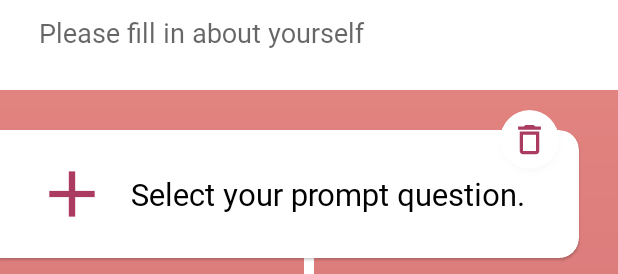
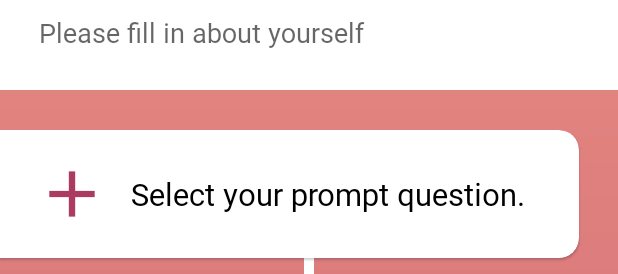
Before and after one commit to AhmedTHossain/oho-adnroid, an Android app: the layout activity_complete_profile.xml on its own in the app's theme, with its tools: preview values and no code run, on a phone screen of 412 x 824 dp. Shown: the part 959-1233 px from the top of the screen. Run offline under Robolectric (Android 15) with nearby library versions, the phone set to English and light mode, and no system bars.

Commit message:
CompleteProfileActivity - Ui changed

```diff
--- a/app/src/main/java/com/oho/oho/views/CompleteProfileActivity.java
+++ b/app/src/main/java/com/oho/oho/views/CompleteProfileActivity.java
@@ -111,6 +111,7 @@ public class CompleteProfileActivity extends AppCompatActivity implements View.O
         raceText.setText(userProfile.getRace());
 
         buttonPickImage.setOnClickListener(this);
+        profileImageVIew.setOnClickListener(this);
         buttonPickFirstImage.setOnClickListener(this);
         buttonPickSecondImage.setOnClickListener(this);
         buttonPickThirdImage.setOnClickListener(this);
@@ -181,7 +182,7 @@ public class CompleteProfileActivity extends AppCompatActivity implements View.O
 
     @Override
     public void onClick(View v) {
-        if (v.getId() == R.id.button_pick_profile_image )
+        if (v.getId() == R.id.button_pick_profile_image || v.getId() == R.id.profile_image_view)
             showBottomSheetDialog("profile");
         if (v.getId() == R.id.button_pick_first_image )
             showBottomSheetDialog("first");
@@ -268,4 +269,10 @@ public class CompleteProfileActivity extends AppCompatActivity implements View.O
     public void navigateToPromptQuestionActivity(){
         startActivity(new Intent(this, PromptQuestionActivity.class));
     }
+
+    //function to convert height input to centimeters
+    private String convertHeightFromCm(double height){
+        double height_in_inch = height / 2.54;
+        return String.valueOf(height_in_inch);
+    }
 }
--- a/app/src/main/java/com/oho/oho/views/registration/DobInputFragment.java
+++ b/app/src/main/java/com/oho/oho/views/registration/DobInputFragment.java
@@ -129,14 +129,16 @@ public class DobInputFragment extends Fragment {
                 profileData = profile;
                 dobInput = profile.getDob();
 
-                String[] dobArray = dobInput.split("/");
+                if(dobInput != null) {
+                    String[] dobArray = dobInput.split("/");
 
-                dayPicker.setValue(Integer.parseInt(dobArray[1]));
-                yearPicker.setValue(Integer.parseInt(dobArray[dobArray.length-1]));
+                    dayPicker.setValue(Integer.parseInt(dobArray[1]));
+                    yearPicker.setValue(Integer.parseInt(dobArray[dobArray.length - 1]));
 
-                String ageText = profile.getAge() + " years";
-                ageTextView.setText(ageText);
-                ageCard.setVisibility(View.VISIBLE);
+                    String ageText = profile.getAge() + " years";
+                    ageTextView.setText(ageText);
+                    ageCard.setVisibility(View.VISIBLE);
+                }
             }
         });
     }
--- a/app/src/main/res/layout/activity_complete_profile.xml
+++ b/app/src/main/res/layout/activity_complete_profile.xml
@@ -64,7 +64,8 @@
                 android:clickable="true"
                 android:focusable="true"
                 android:visibility="visible"
-                app:cardCornerRadius="@dimen/_500sdp">
+                app:cardCornerRadius="@dimen/_500sdp"
+                app:cardBackgroundColor="@color/white">
 
                 <ImageView
                     android:layout_width="@dimen/_50sdp"
@@ -82,7 +83,7 @@
                 android:clickable="true"
                 android:focusable="true"
                 android:src="@drawable/ic_add"
-                android:visibility="gone"/>
+                android:visibility="gone" />
 
             <LinearLayout
                 android:layout_width="match_parent"
@@ -134,7 +135,8 @@
                 <androidx.cardview.widget.CardView
                     android:layout_width="match_parent"
                     android:layout_height="wrap_content"
-                    android:layout_marginEnd="@dimen/_20sdp">
+                    android:layout_marginEnd="@dimen/_20sdp"
+                    app:cardBackgroundColor="@color/white">
 
                     <LinearLayout
                         android:layout_width="match_parent"
@@ -263,27 +265,14 @@
             android:layout_height="wrap_content"
             android:background="@android:color/transparent">
 
-            <androidx.cardview.widget.CardView
-                android:layout_width="@dimen/_30sdp"
-                android:layout_height="@dimen/_30sdp"
-                android:layout_alignEnd="@id/card_prompt_question_1"
-                android:layout_marginEnd="@dimen/_10sdp"
-                app:cardCornerRadius="@dimen/_100sdp">
-
-                <ImageView
-                    android:layout_width="@dimen/_20sdp"
-                    android:layout_height="@dimen/_20sdp"
-                    android:layout_gravity="center"
-                    android:src="@drawable/ic_delete" />
-            </androidx.cardview.widget.CardView>
-
             <com.google.android.material.card.MaterialCardView
                 android:id="@+id/card_prompt_question_1"
                 style="@style/CustomCardViewStyle"
                 android:layout_width="match_parent"
                 android:layout_height="wrap_content"
                 android:layout_alignEnd="@id/card_image_caption_1"
-                android:layout_marginTop="@dimen/_10sdp">
+                android:layout_marginTop="@dimen/_10sdp"
+                app:cardBackgroundColor="@color/white">
 
                 <LinearLayout
                     android:layout_width="wrap_content"
@@ -329,7 +318,8 @@
                 android:layout_marginStart="@dimen/_20sdp"
                 android:layout_marginEnd="@dimen/_20sdp"
                 android:layout_marginBottom="@dimen/_10sdp"
-                app:cardCornerRadius="@dimen/_10sdp">
+                app:cardCornerRadius="@dimen/_10sdp"
+                app:cardBackgroundColor="@color/white">
 
                 <LinearLayout
                     android:layout_width="wrap_content"
@@ -343,9 +333,10 @@
                         android:layout_height="@dimen/_100sdp"
                         android:layout_gravity="center"
                         android:layout_marginEnd="@dimen/_10sdp"
+                        android:clickable="true"
+                        android:focusable="true"
                         app:cardCornerRadius="@dimen/_500sdp"
-                        android:clickable="true"
-                        android:focusable="true">
+                        app:cardBackgroundColor="@color/white">
 
                         <ImageView
                             android:layout_width="@dimen/_50sdp"
@@ -361,18 +352,18 @@
                         android:layout_gravity="center"
                         android:layout_marginEnd="@dimen/_10sdp"
                         android:src="@drawable/ic_add"
-                        android:visibility="gone"/>
+                        android:visibility="gone" />
 
                     <EditText
                         android:layout_width="wrap_content"
                         android:layout_height="wrap_content"
                         android:layout_gravity="center"
+                        android:background="@null"
                         android:fontFamily="@font/sf_pro_rounded_regular"
                         android:hint="@string/caption_for_the_photo"
                         android:textColor="@color/black"
                         android:textColorHint="#B0ADAD"
-                        android:textSize="@dimen/_16ssp"
-                        android:background="@null"/>
+                        android:textSize="@dimen/_16ssp" />
                 </LinearLayout>
             </androidx.cardview.widget.CardView>
         </RelativeLayout>
@@ -382,27 +373,14 @@
             android:layout_height="wrap_content"
             android:background="@android:color/transparent">
 
-            <androidx.cardview.widget.CardView
-                android:layout_width="@dimen/_30sdp"
-                android:layout_height="@dimen/_30sdp"
-                android:layout_alignStart="@id/card_prompt_question_2"
-                android:layout_marginStart="@dimen/_10sdp"
-                app:cardCornerRadius="@dimen/_100sdp">
-
-                <ImageView
-                    android:layout_width="@dimen/_20sdp"
-                    android:layout_height="@dimen/_20sdp"
-                    android:layout_gravity="center"
-                    android:src="@drawable/ic_delete" />
-            </androidx.cardview.widget.CardView>
-
             <com.google.android.material.card.MaterialCardView
                 android:id="@+id/card_prompt_question_2"
                 style="@style/CustomCardViewStyle1"
                 android:layout_width="match_parent"
                 android:layout_height="wrap_content"
                 android:layout_alignStart="@id/card_image_caption_2"
-                android:layout_marginTop="@dimen/_10sdp">
+                android:layout_marginTop="@dimen/_10sdp"
+                app:cardBackgroundColor="@color/white">
 
                 <LinearLayout
                     android:layout_width="wrap_content"
@@ -448,7 +426,8 @@
                 android:layout_marginStart="@dimen/_20sdp"
                 android:layout_marginEnd="@dimen/_20sdp"
                 android:layout_marginBottom="@dimen/_10sdp"
-                app:cardCornerRadius="@dimen/_10sdp">
+                app:cardCornerRadius="@dimen/_10sdp"
+                app:cardBackgroundColor="@color/white">
 
                 <LinearLayout
                     android:layout_width="wrap_content"
@@ -462,9 +441,10 @@
                         android:layout_height="@dimen/_100sdp"
                         android:layout_gravity="center"
                         android:layout_marginEnd="@dimen/_10sdp"
+                        android:clickable="true"
+                        android:focusable="true"
                         app:cardCornerRadius="@dimen/_500sdp"
-                        android:clickable="true"
-                        android:focusable="true">
+                        app:cardBackgroundColor="@color/white">
 
                         <ImageView
                             android:layout_width="@dimen/_50sdp"
@@ -480,18 +460,18 @@
                         android:layout_gravity="center"
                         android:layout_marginEnd="@dimen/_10sdp"
                         android:src="@drawable/ic_add"
-                        android:visibility="gone"/>
+                        android:visibility="gone" />
 
                     <EditText
                         android:layout_width="wrap_content"
                         android:layout_height="wrap_content"
                         android:layout_gravity="center"
+                        android:background="@null"
                         android:fontFamily="@font/sf_pro_rounded_regular"
                         android:hint="@string/caption_for_the_photo"
                         android:textColor="@color/black"
                         android:textColorHint="#B0ADAD"
-                        android:textSize="@dimen/_16ssp"
-                        android:background="@null"/>
+                        android:textSize="@dimen/_16ssp" />
                 </LinearLayout>
             </androidx.cardview.widget.CardView>
         </RelativeLayout>
@@ -501,27 +481,14 @@
             android:layout_height="wrap_content"
             android:background="@android:color/transparent">
 
-            <androidx.cardview.widget.CardView
-                android:layout_width="@dimen/_30sdp"
-                android:layout_height="@dimen/_30sdp"
-                android:layout_alignEnd="@id/card_prompt_question_3"
-                android:layout_marginEnd="@dimen/_10sdp"
-                app:cardCornerRadius="@dimen/_100sdp">
-
-                <ImageView
-                    android:layout_width="@dimen/_20sdp"
-                    android:layout_height="@dimen/_20sdp"
-                    android:layout_gravity="center"
-                    android:src="@drawable/ic_delete" />
-            </androidx.cardview.widget.CardView>
-
             <com.google.android.material.card.MaterialCardView
                 android:id="@+id/card_prompt_question_3"
                 style="@style/CustomCardViewStyle"
                 android:layout_width="match_parent"
                 android:layout_height="wrap_content"
                 android:layout_alignEnd="@id/card_image_caption_3"
-                android:layout_marginTop="@dimen/_10sdp">
+                android:layout_marginTop="@dimen/_10sdp"
+                app:cardBackgroundColor="@color/white">
 
                 <LinearLayout
                     android:layout_width="wrap_content"
@@ -567,7 +534,8 @@
                 android:layout_marginStart="@dimen/_20sdp"
                 android:layout_marginEnd="@dimen/_20sdp"
                 android:layout_marginBottom="@dimen/_20sdp"
-                app:cardCornerRadius="@dimen/_10sdp">
+                app:cardCornerRadius="@dimen/_10sdp"
+                app:cardBackgroundColor="@color/white">
 
                 <LinearLayout
                     android:layout_width="wrap_content"
@@ -581,9 +549,10 @@
                         android:layout_height="@dimen/_100sdp"
                         android:layout_gravity="center"
                         android:layout_marginEnd="@dimen/_10sdp"
+                        android:clickable="true"
+                        android:focusable="true"
                         app:cardCornerRadius="@dimen/_500sdp"
-                        android:clickable="true"
-                        android:focusable="true">
+                        app:cardBackgroundColor="@color/white">
 
                         <ImageView
                             android:layout_width="@dimen/_50sdp"
@@ -599,18 +568,18 @@
                         android:layout_gravity="center"
                         android:layout_marginEnd="@dimen/_10sdp"
                         android:src="@drawable/ic_add"
-                        android:visibility="gone"/>
+                        android:visibility="gone" />
 
                     <EditText
                         android:layout_width="wrap_content"
                         android:layout_height="wrap_content"
                         android:layout_gravity="center"
+                        android:background="@null"
                         android:fontFamily="@font/sf_pro_rounded_regular"
                         android:hint="@string/caption_for_the_photo"
                         android:textColor="@color/black"
                         android:textColorHint="#B0ADAD"
-                        android:textSize="@dimen/_16ssp"
-                        android:background="@null"/>
+                        android:textSize="@dimen/_16ssp" />
                 </LinearLayout>
             </androidx.cardview.widget.CardView>
         </RelativeLayout>
```
Also changed, not shown: app/src/main/AndroidManifest.xml (+8 -8 lines).
